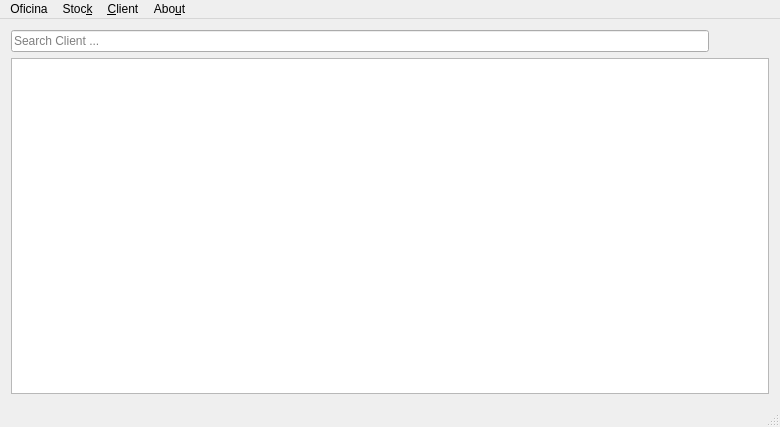
This is Main_Window.ui in bedi1982/Oficina as Qt 5 draws it before an edit. The edited form follows.
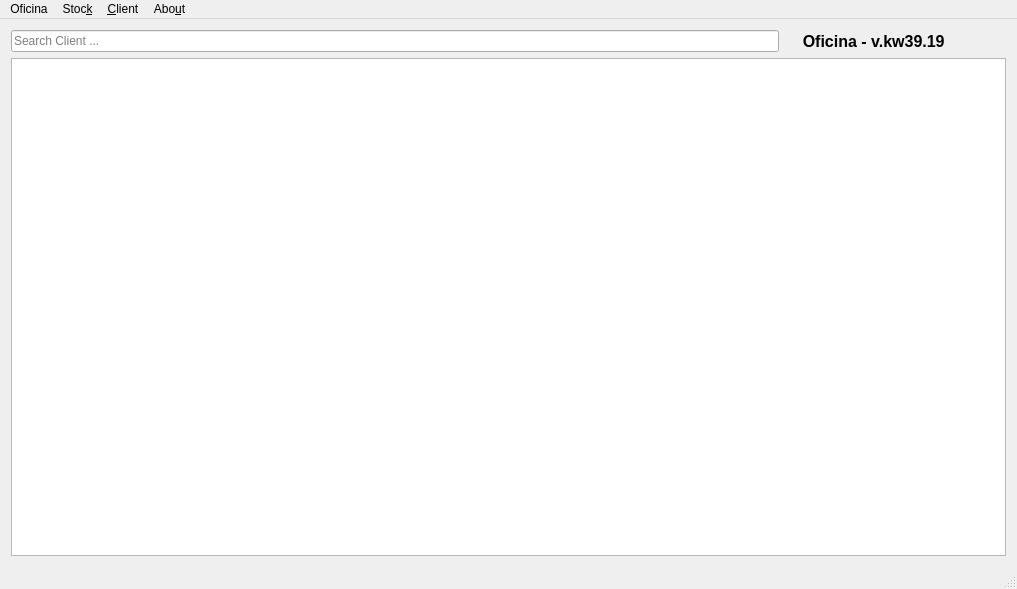
This is the edited form. Icons and pictures are not drawn.

What changed in the file:
```diff
--- a/Main_Window.ui
+++ b/Main_Window.ui
@@ -9,8 +9,8 @@
    <rect>
     <x>0</x>
     <y>0</y>
-    <width>780</width>
-    <height>427</height>
+    <width>1017</width>
+    <height>589</height>
    </rect>
   </property>
   <property name="windowTitle">
@@ -22,7 +22,7 @@
   </property>
   <widget class="QWidget" name="centralWidget">
    <layout class="QGridLayout" name="gridLayout_4">
-    <item row="0" column="0">
+    <item row="1" column="0">
      <widget class="QLineEdit" name="line_ID_or_CPG_or_Name">
       <property name="sizePolicy">
        <sizepolicy hsizetype="MinimumExpanding" vsizetype="Maximum">
@@ -41,7 +41,7 @@
       </property>
      </widget>
     </item>
-    <item row="1" column="0" rowspan="4" colspan="11">
+    <item row="2" column="0" rowspan="4" colspan="11">
      <widget class="QTableView" name="tbl_Client_List">
       <property name="sizePolicy">
        <sizepolicy hsizetype="Expanding" vsizetype="Expanding">
@@ -84,6 +84,31 @@
       </attribute>
      </widget>
     </item>
+    <item row="1" column="1">
+     <widget class="QLabel" name="label">
+      <property name="font">
+       <font>
+        <family>Liberation Sans</family>
+        <pointsize>12</pointsize>
+        <weight>75</weight>
+        <bold>true</bold>
+       </font>
+      </property>
+      <property name="text">
+       <string>    Oficina - v.kw39.19</string>
+      </property>
+     </widget>
+    </item>
+    <item row="1" column="2">
+     <widget class="QLabel" name="label_2">
+      <property name="text">
+       <string/>
+      </property>
+      <property name="pixmap">
+       <pixmap resource="images/images.qrc">:/emoticons/tux.png</pixmap>
+      </property>
+     </widget>
+    </item>
    </layout>
   </widget>
   <widget class="QStatusBar" name="statusBar"/>
@@ -92,8 +117,8 @@
     <rect>
      <x>0</x>
      <y>0</y>
-     <width>780</width>
-     <height>30</height>
+     <width>1017</width>
+     <height>19</height>
     </rect>
    </property>
    <property name="sizePolicy">
```
